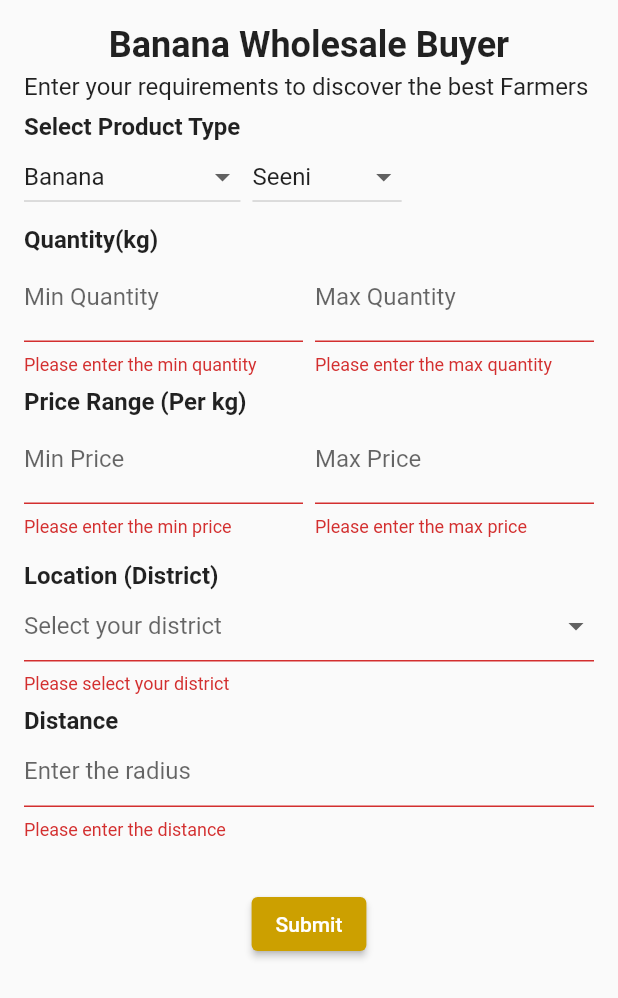
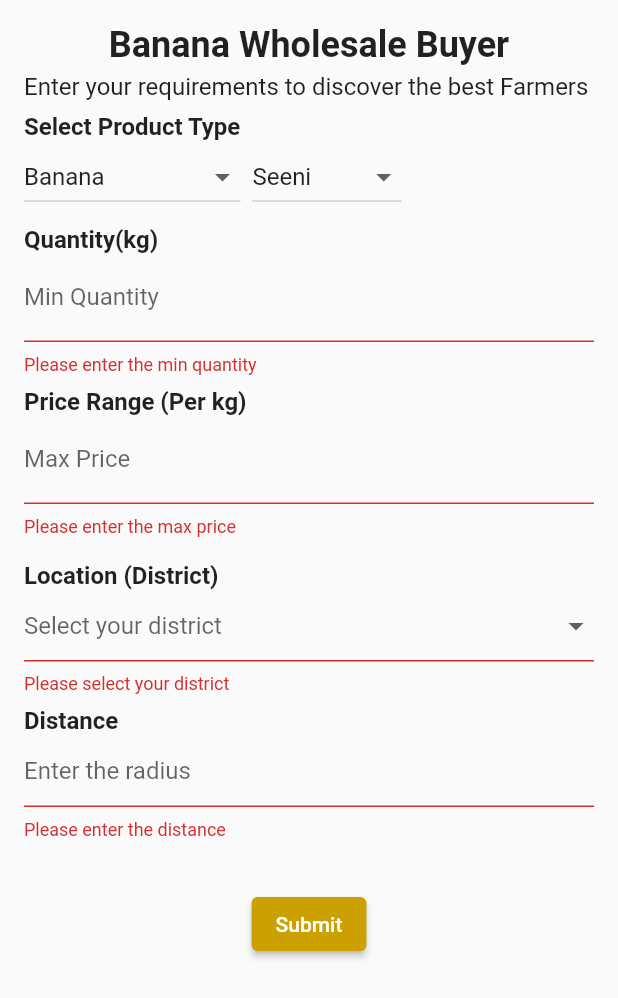
Before and after one commit to charithlanzzz/Buyer-Seller-Interaction, a Flutter app: the BuyerInput screen opened directly, after a tap on "Submit", on a phone screen of 412 x 824 dp. Shown: the top 998 px of the screen. Run offline on Flutter 3.47's test engine with Material 2 defaults, Android fonts, the phone set to English and light mode, and no system bars; our stand-ins replace fluttertoast, image_picker.

Commit message:
changed price and quantity fields

```diff
--- a/frontend/lib/components/buyer_seller/buyer_input.dart
+++ b/frontend/lib/components/buyer_seller/buyer_input.dart
@@ -84,8 +84,6 @@ class _BuyerInputState extends State<BuyerInput> {
           "product_type": _selectedProductType,
           "banana_type": _selectedBananaType,
           "min_quantity": _minQuantity,
-          "max_quantity": _maxQuantity,
-          "min_price": _minPrice,
           "max_price": _maxPrice,
           "radius": _radius,
           "location_name": _location,
@@ -219,25 +217,6 @@ class _BuyerInputState extends State<BuyerInput> {
                         ),
                       ),
                     ),
-                    SizedBox(width: 8),
-                    Expanded(
-                      child: TextFormField(
-                        validator: (value) {
-                          if (value == null || value.isEmpty) {
-                            return 'Please enter the max quantity';
-                          }
-                          return null;
-                        },
-                        onChanged: (value) {
-                          setState(() {
-                            _maxQuantity = value;
-                          });
-                        },
-                        decoration: InputDecoration(
-                          labelText: 'Max Quantity',
-                        ),
-                      ),
-                    ),
                   ],
                 ),
                 SizedBox(height: 8),
@@ -247,25 +226,6 @@ class _BuyerInputState extends State<BuyerInput> {
                 ),
                 Row(
                   children: [
-                    Expanded(
-                      child: TextFormField(
-                        validator: (value) {
-                          if (value == null || value.isEmpty) {
-                            return 'Please enter the min price';
-                          }
-                          return null;
-                        },
-                        onChanged: (value) {
-                          setState(() {
-                            _minPrice = value;
-                          });
-                        },
-                        decoration: InputDecoration(
-                          labelText: 'Min Price',
-                        ),
-                      ),
-                    ),
-                    SizedBox(width: 8),
                     Expanded(
                       child: TextFormField(
                         validator: (value) {
--- a/frontend/lib/components/buyer_seller/farmer_input.dart
+++ b/frontend/lib/components/buyer_seller/farmer_input.dart
@@ -74,7 +74,7 @@ class _FarmerInputState extends State<FarmerInput> {
       await Future.delayed(Duration(seconds: 2)); // Delay for 2 seconds
 
       // final url = Uri.parse(
-          // 'https://buyer-seller-interaction-b305e21cabf9.herokuapp.com/process_input');
+      // 'https://buyer-seller-interaction-b305e21cabf9.herokuapp.com/process_input');
       final url = Uri.parse('http://127.0.0.1:5000/process_input');
       final response = await http.post(
         url,
@@ -83,10 +83,8 @@ class _FarmerInputState extends State<FarmerInput> {
           "user_type": "seller",
           "product_type": _selectedProductType,
           "banana_type": _selectedBananaType,
-          "min_quantity": _minQuantity,
           "max_quantity": _maxQuantity,
           "min_price": _minPrice,
-          "max_price": _maxPrice,
           "radius": _radius,
           "location_name": _location,
         }),
@@ -210,25 +208,6 @@ class _FarmerInputState extends State<FarmerInput> {
                           child: TextFormField(
                             validator: (value) {
                               if (value == null || value.isEmpty) {
-                                return 'Please enter the min quantity';
-                              }
-                              return null;
-                            },
-                            onChanged: (value) {
-                              setState(() {
-                                _minQuantity = value;
-                              });
-                            },
-                            decoration: InputDecoration(
-                              labelText: 'Min Quantity',
-                            ),
-                          ),
-                        ),
-                        SizedBox(width: 8),
-                        Expanded(
-                          child: TextFormField(
-                            validator: (value) {
-                              if (value == null || value.isEmpty) {
                                 return 'Please enter the max quantity';
                               }
                               return null;
@@ -239,7 +218,7 @@ class _FarmerInputState extends State<FarmerInput> {
                               });
                             },
                             decoration: InputDecoration(
-                              labelText: 'Max Quantity',
+                              labelText: 'Enter the max quantity you have',
                             ),
                           ),
                         ),
@@ -267,26 +246,7 @@ class _FarmerInputState extends State<FarmerInput> {
                               });
                             },
                             decoration: InputDecoration(
-                              labelText: 'Min Price',
-                            ),
-                          ),
-                        ),
-                        SizedBox(width: 16),
-                        Expanded(
-                          child: TextFormField(
-                            validator: (value) {
-                              if (value == null || value.isEmpty) {
-                                return 'Please enter the max price';
-                              }
-                              return null;
-                            },
-                            onChanged: (value) {
-                              setState(() {
-                                _maxPrice = value;
-                              });
-                            },
-                            decoration: InputDecoration(
-                              labelText: 'Max Price',
+                              labelText: 'Enter the minimum price per kilogram',
                             ),
                           ),
                         ),
@@ -416,7 +376,6 @@ class _FarmerInputState extends State<FarmerInput> {
                       decoration: InputDecoration(
                         hintText: 'Select your district',
                       ),
-                      // Adjust the height as needed
                     ),
                     SizedBox(height: 8),
                     Text(
@@ -437,7 +396,7 @@ class _FarmerInputState extends State<FarmerInput> {
                         });
                       },
                       decoration: InputDecoration(
-                        hintText: 'Enter the radius',
+                        hintText: 'Enter the distance',
                       ),
                     ),
                     SizedBox(height: 32),
```
Also changed, not shown: 1 other file.
